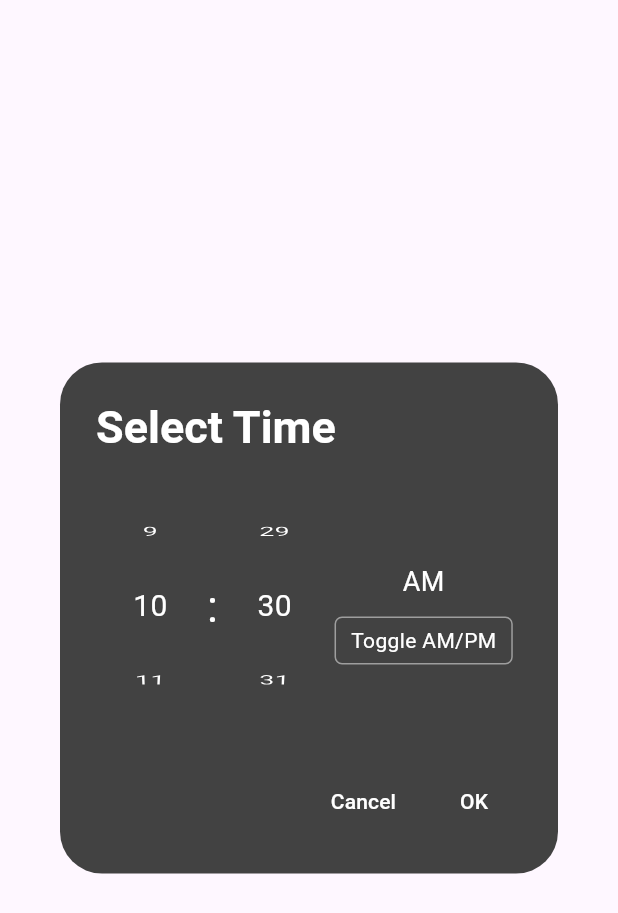
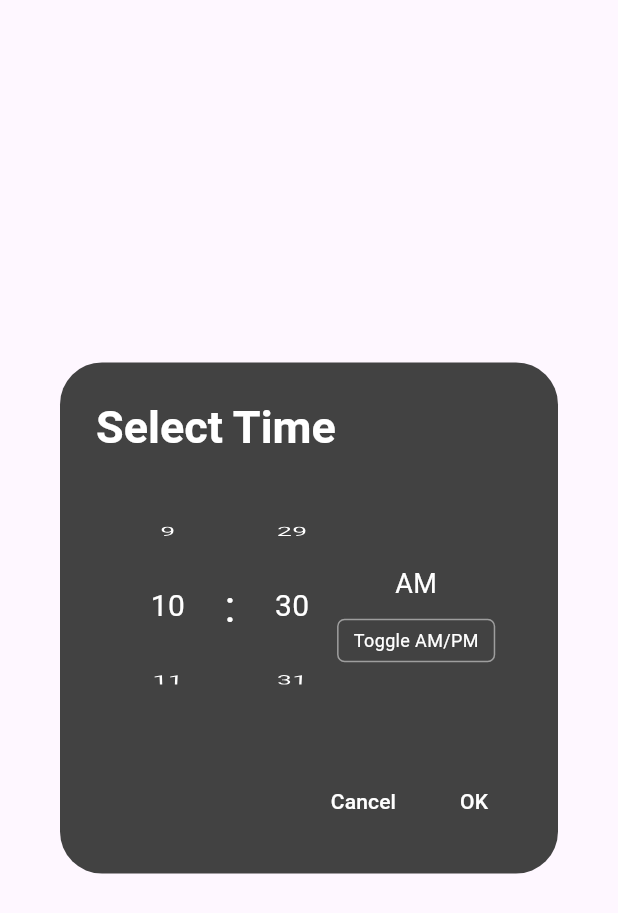
Before and after one commit to abbas-ali-dev/drinks, a Flutter app: the AnalogClockDialog widget shown alone on an empty page, opened directly with empty values, on a phone screen of 412 x 824 dp. Shown: the top 913 px of the screen. Run offline on Flutter 3.47's test engine with Material 3 defaults, Android fonts, the phone set to English and light mode, and no system bars; our stand-ins replace easy_splash_screen, hive, hive_flutter, share_plus, sizer; missing offline and left inert: flutter_branch_sdk; accounts and stored records are empty.

Commit message:
Update analogClockDialog.dart

```diff
--- a/lib/data/widgets/analogClockDialog.dart
+++ b/lib/data/widgets/analogClockDialog.dart
@@ -51,12 +51,12 @@ class _AnalogClockDialogState extends State<AnalogClockDialog> {
         width: 80.w,
         child: Row(
           mainAxisAlignment: MainAxisAlignment.center,
+          crossAxisAlignment: CrossAxisAlignment.center,
           children: [
             _buildHourScroller(),
             const Text(' : ',
                 style: TextStyle(fontSize: 30, color: Colors.white)),
             _buildMinuteScroller(),
-            const SizedBox(width: 10),
             Column(
               mainAxisAlignment: MainAxisAlignment.center,
               children: [
@@ -84,7 +84,7 @@ class _AnalogClockDialogState extends State<AnalogClockDialog> {
                     ),
                     child: const Text(
                       'Toggle AM/PM',
-                      style: TextStyle(fontSize: 14, color: Colors.white),
+                      style: TextStyle(fontSize: 12, color: Colors.white),
                     ),
                   ),
                 ),
```
